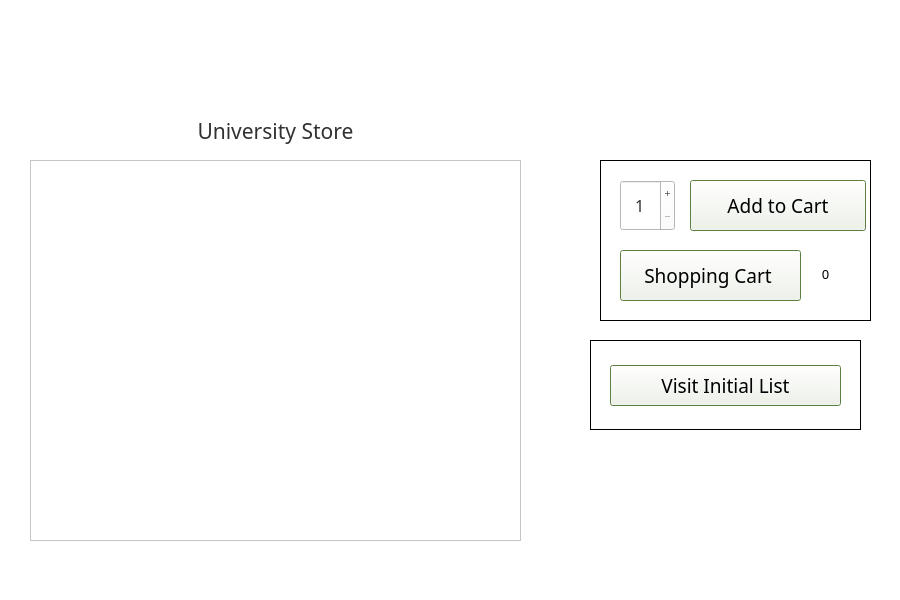
The window that schoolStore.ui (DannyCamacho/CollegeConnect) describes before a commit, drawn with Qt 5.
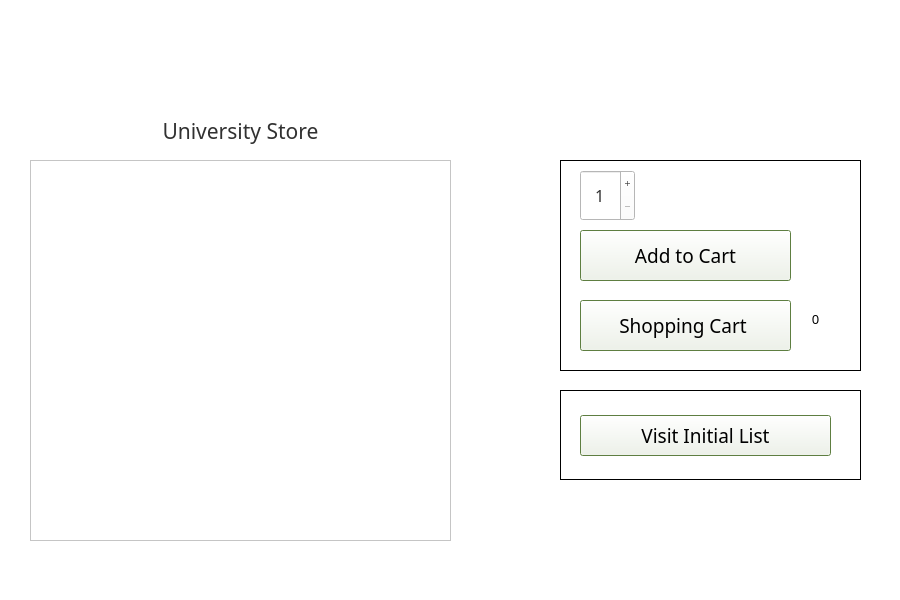
The same window after the commit. Icons and pictures are not drawn.

Commit message: small changes made to layout

Diff of the .ui file:
```diff
--- a/schoolStore.ui
+++ b/schoolStore.ui
@@ -28,10 +28,10 @@
    <widget class="QFrame" name="shop_functions_frame">
     <property name="geometry">
      <rect>
-      <x>600</x>
+      <x>560</x>
       <y>160</y>
-      <width>271</width>
-      <height>161</height>
+      <width>301</width>
+      <height>211</height>
      </rect>
     </property>
     <property name="styleSheet">
@@ -48,7 +48,7 @@
      <property name="geometry">
       <rect>
        <x>20</x>
-       <y>20</y>
+       <y>10</y>
        <width>55</width>
        <height>51</height>
       </rect>
@@ -103,9 +103,9 @@
     <widget class="QPushButton" name="add_to_cart_pushButton">
      <property name="geometry">
       <rect>
-       <x>90</x>
-       <y>20</y>
-       <width>176</width>
+       <x>20</x>
+       <y>70</y>
+       <width>211</width>
        <height>51</height>
       </rect>
      </property>
@@ -153,8 +153,8 @@
      <property name="geometry">
       <rect>
        <x>20</x>
-       <y>90</y>
-       <width>181</width>
+       <y>140</y>
+       <width>211</width>
        <height>51</height>
       </rect>
      </property>
@@ -204,8 +204,8 @@
     <widget class="QFrame" name="bubble_frame">
      <property name="geometry">
       <rect>
-       <x>200</x>
-       <y>95</y>
+       <x>230</x>
+       <y>140</y>
        <width>51</width>
        <height>41</height>
       </rect>
@@ -271,9 +271,9 @@
    <widget class="QFrame" name="bottom_right_frame">
     <property name="geometry">
      <rect>
-      <x>590</x>
-      <y>340</y>
-      <width>271</width>
+      <x>560</x>
+      <y>390</y>
+      <width>301</width>
       <height>90</height>
      </rect>
     </property>
@@ -292,13 +292,13 @@
       <rect>
        <x>20</x>
        <y>25</y>
-       <width>231</width>
+       <width>251</width>
        <height>41</height>
       </rect>
      </property>
      <property name="minimumSize">
       <size>
-       <width>176</width>
+       <width>146</width>
        <height>0</height>
       </size>
      </property>
@@ -312,6 +312,7 @@
       <font>
        <family>Mongolian Baiti</family>
        <pointsize>14</pointsize>
+       <weight>50</weight>
        <bold>false</bold>
       </font>
      </property>
@@ -348,7 +349,7 @@
      <rect>
       <x>30</x>
       <y>160</y>
-      <width>491</width>
+      <width>421</width>
       <height>381</height>
      </rect>
     </property>
@@ -363,7 +364,7 @@
       <rect>
        <x>0</x>
        <y>0</y>
-       <width>491</width>
+       <width>421</width>
        <height>381</height>
       </rect>
      </property>
@@ -376,7 +377,7 @@
      <property name="font">
       <font>
        <family>Mongolian Baiti</family>
-       <pointsize>12</pointsize>
+       <pointsize>14</pointsize>
       </font>
      </property>
      <property name="focusPolicy">
@@ -460,7 +461,7 @@
      <rect>
       <x>30</x>
       <y>110</y>
-      <width>491</width>
+      <width>421</width>
       <height>41</height>
      </rect>
     </property>
@@ -475,7 +476,7 @@
       <rect>
        <x>0</x>
        <y>5</y>
-       <width>491</width>
+       <width>421</width>
        <height>31</height>
       </rect>
      </property>
```
The commit also changes 3 other files.
